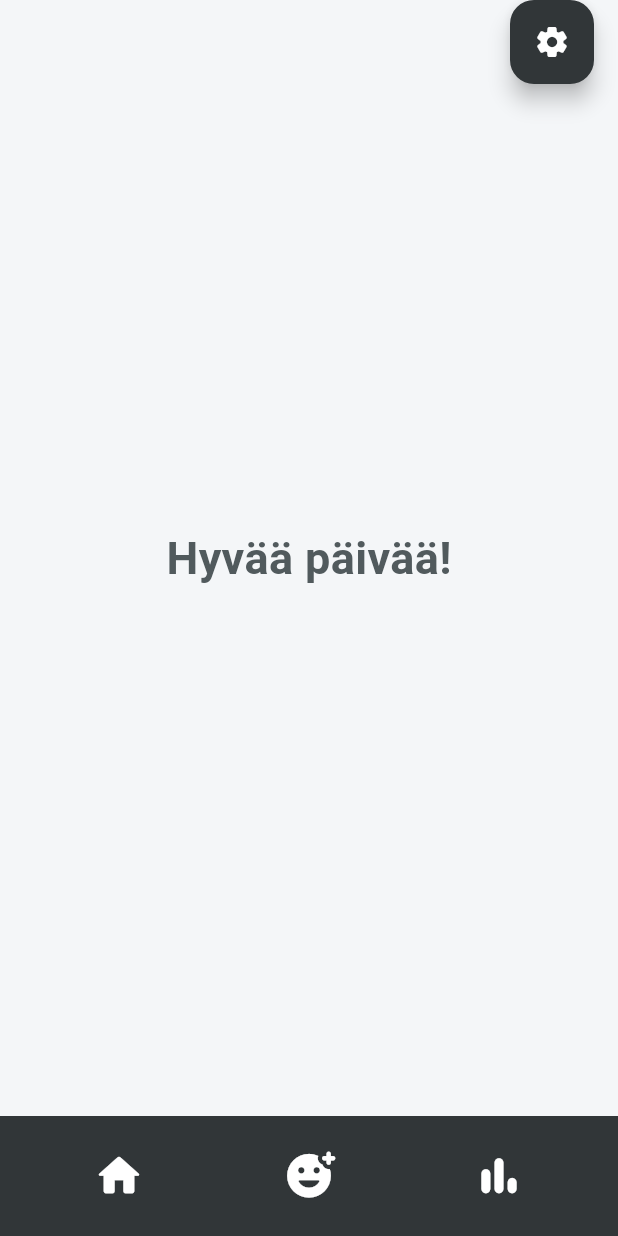
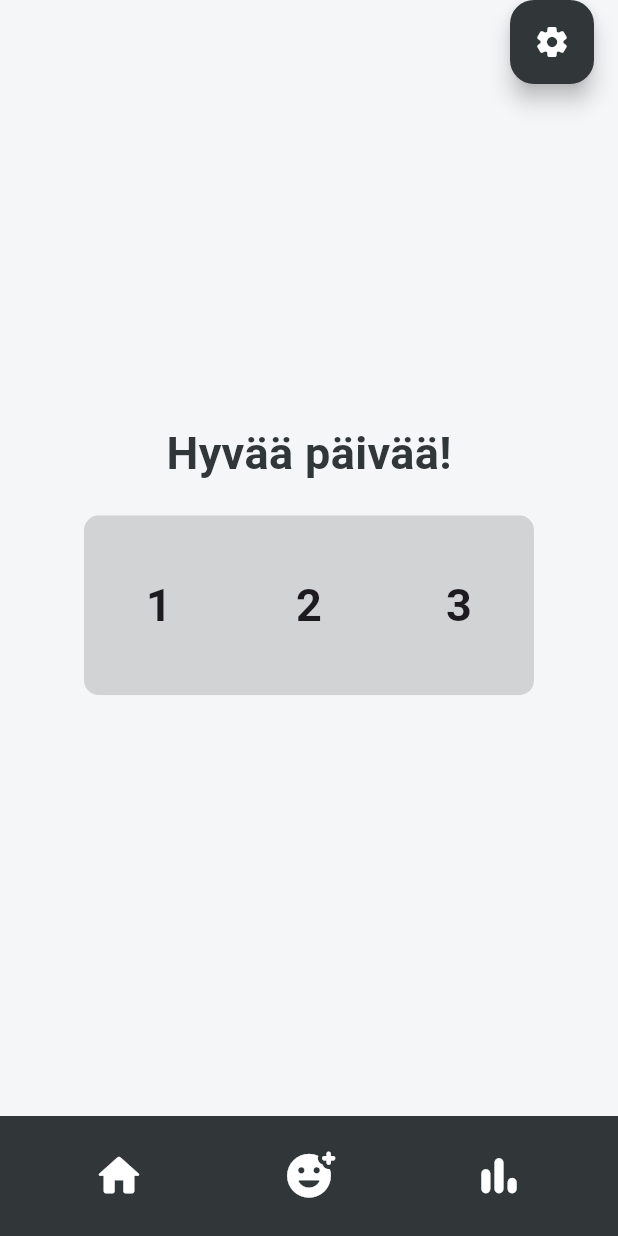
Before and after one commit to Shrimpage/tunteetON, a Flutter app: the screen it shows after launch, after a tap on the "home" icon, on a phone screen of 412 x 824 dp. Run offline on Flutter 3.47's test engine with Material 3 defaults, Android fonts, the phone set to English and light mode, and no system bars; Roboto replaces fonts that are missing (Arial).

Commit message:
Päivän moodit laatikko lisätty ja placeholderit datalle

```diff
--- a/lib/main.dart
+++ b/lib/main.dart
@@ -82,7 +82,7 @@ class MyHome extends StatelessWidget {
         onPressed: () {
           Navigator.pushNamed(context, '/asetukset');
         },
-        child: Icon(Icons.settings_rounded),
+        child: const Icon(Icons.settings_rounded),
         ),
         floatingActionButtonLocation: FloatingActionButtonLocation.endTop,
       bottomNavigationBar: BottomAppBar(
@@ -93,9 +93,7 @@ class MyHome extends StatelessWidget {
           IconButton(
             icon: Icon(Icons.home_rounded, size: 35),
             color: Colors.white,
-            onPressed: () {
-              Navigator.pushNamed(context, '/main');
-            },
+            onPressed: () {},
           ),
           IconButton(
             icon: Icon(Icons.add_reaction_rounded, size: 35),
@@ -128,20 +126,41 @@ class ArviointiNakyma extends StatefulWidget {
 
 
 class _ArviointiNakymaTila extends State<StatefulWidget> {
-  int pisteetYhteensa = 0;
-  int pisteitaAnnettu = 0;
-  double keskiarvo = 0;
 
    @override
   Widget build(BuildContext context) {
-    return const Center(
-      child: Text(
+    return Center(
+      child: Column(
+        mainAxisAlignment: MainAxisAlignment.center,
+        children: [
+          const Text(
             'Hyvää päivää!',
             style: TextStyle(
               fontSize: 30,
               fontFamily: 'Arial',
               fontWeight: FontWeight.bold,
-          color: Color.fromARGB(255, 81, 90, 93)),
+              color: Color.fromARGB(255, 49, 54, 56),
+            ),
+          ),
+          const SizedBox(height: 20),
+          ClipRRect(
+            borderRadius: BorderRadius.circular(10),
+            child: Container(
+              width: 300,
+              height: 120,
+              color: const Color.fromARGB(255, 209, 211, 213),
+              child: const Row(
+                mainAxisAlignment: MainAxisAlignment.spaceAround,
+                children: [
+                  // Tänne databasesta ko. päivän mood valuet
+                  Text('1', style: TextStyle(fontSize:30, fontWeight: FontWeight.bold)),
+                  Text('2', style: TextStyle(fontSize:30, fontWeight: FontWeight.bold)),
+                  Text('3', style: TextStyle(fontSize:30, fontWeight: FontWeight.bold)),
+                ],
+              ),
+            ),
+          ),
+        ],
       ),
     );
   }
```
Lines whose indentation alone changed are shown as unchanged.
